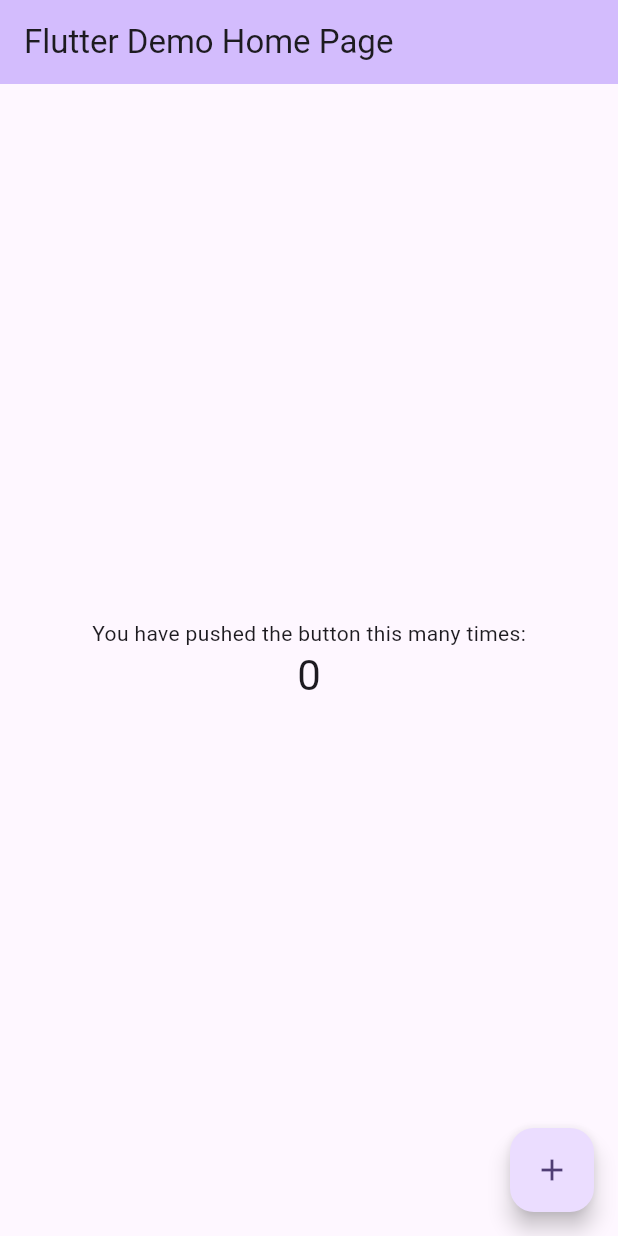
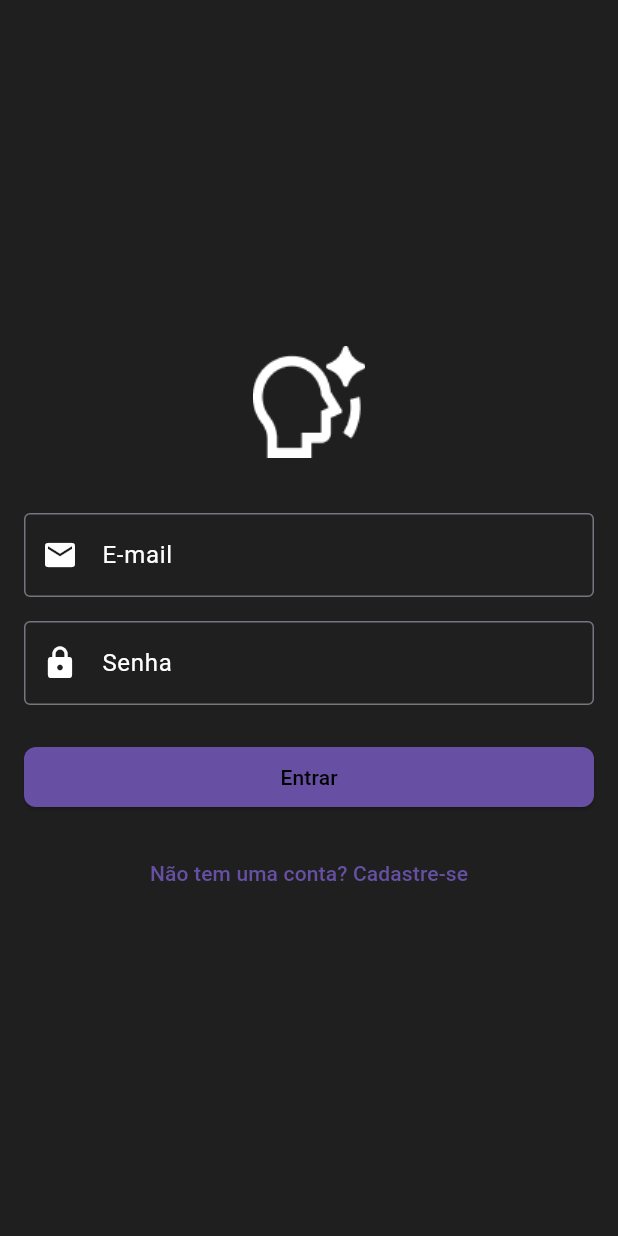
Before and after one commit to eu-micaeu/SpeakUp, a Flutter app: the screen it shows after launch, on a phone screen of 412 x 824 dp. Run offline on Flutter 3.47's test engine with Material 3 defaults, Android fonts, the phone set to English and light mode, and no system bars.

Commit message:
feat: implement authentication screen and controller with login functionality

```diff
--- a/frontend/mobile/lib/main.dart
+++ b/frontend/mobile/lib/main.dart
@@ -1,122 +1,32 @@
 import 'package:flutter/material.dart';
+import './screens/home/home_screen.dart';
+import './screens/auth/auth_screen.dart';
 
-void main() {
+Future<void> main() async {
   runApp(const MyApp());
 }
 
 class MyApp extends StatelessWidget {
   const MyApp({super.key});
 
-  // This widget is the root of your application.
   @override
   Widget build(BuildContext context) {
     return MaterialApp(
-      title: 'Flutter Demo',
+      debugShowCheckedModeBanner: false,
       theme: ThemeData(
-        // This is the theme of your application.
-        //
-        // TRY THIS: Try running your application with "flutter run". You'll see
-        // the application has a purple toolbar. Then, without quitting the app,
-        // try changing the seedColor in the colorScheme below to Colors.green
-        // and then invoke "hot reload" (save your changes or press the "hot
-        // reload" button in a Flutter-supported IDE, or press "r" if you used
-        // the command line to start the app).
-        //
-        // Notice that the counter didn't reset back to zero; the application
-        // state is not lost during the reload. To reset the state, use hot
-        // restart instead.
-        //
-        // This works for code too, not just values: Most code changes can be
-        // tested with just a hot reload.
-        colorScheme: ColorScheme.fromSeed(seedColor: Colors.deepPurple),
+        primarySwatch: Colors.amber,
+        pageTransitionsTheme: const PageTransitionsTheme(
+          builders: {
+            TargetPlatform.android: FadeUpwardsPageTransitionsBuilder(),
+            TargetPlatform.iOS: CupertinoPageTransitionsBuilder(),
+          },
+        ),
+        scaffoldBackgroundColor: const Color.fromRGBO(31, 31, 31, 1),
       ),
-      home: const MyHomePage(title: 'Flutter Demo Home Page'),
+      routes: {
+        '/': (context) => const HomeScreen(),
+        '/auth': (context) => const AuthScreen(),
+      },
     );
   }
 }
-
-class MyHomePage extends StatefulWidget {
-  const MyHomePage({super.key, required this.title});
-
-  // This widget is the home page of your application. It is stateful, meaning
-  // that it has a State object (defined below) that contains fields that affect
-  // how it looks.
-
-  // This class is the configuration for the state. It holds the values (in this
-  // case the title) provided by the parent (in this case the App widget) and
-  // used by the build method of the State. Fields in a Widget subclass are
-  // always marked "final".
-
-  final String title;
-
-  @override
-  State<MyHomePage> createState() => _MyHomePageState();
-}
-
-class _MyHomePageState extends State<MyHomePage> {
-  int _counter = 0;
-
-  void _incrementCounter() {
-    setState(() {
-      // This call to setState tells the Flutter framework that something has
-      // changed in this State, which causes it to rerun the build method below
-      // so that the display can reflect the updated values. If we changed
-      // _counter without calling setState(), then the build method would not be
-      // called again, and so nothing would appear to happen.
-      _counter++;
-    });
-  }
-
-  @override
-  Widget build(BuildContext context) {
-    // This method is rerun every time setState is called, for instance as done
-    // by the _incrementCounter method above.
-    //
-    // The Flutter framework has been optimized to make rerunning build methods
-    // fast, so that you can just rebuild anything that needs updating rather
-    // than having to individually change instances of widgets.
-    return Scaffold(
-      appBar: AppBar(
-        // TRY THIS: Try changing the color here to a specific color (to
-        // Colors.amber, perhaps?) and trigger a hot reload to see the AppBar
-        // change color while the other colors stay the same.
-        backgroundColor: Theme.of(context).colorScheme.inversePrimary,
-        // Here we take the value from the MyHomePage object that was created by
-        // the App.build method, and use it to set our appbar title.
-        title: Text(widget.title),
-      ),
-      body: Center(
-        // Center is a layout widget. It takes a single child and positions it
-        // in the middle of the parent.
-        child: Column(
-          // Column is also a layout widget. It takes a list of children and
-          // arranges them vertically. By default, it sizes itself to fit its
-          // children horizontally, and tries to be as tall as its parent.
-          //
-          // Column has various properties to control how it sizes itself and
-          // how it positions its children. Here we use mainAxisAlignment to
-          // center the children vertically; the main axis here is the vertical
-          // axis because Columns are vertical (the cross axis would be
-          // horizontal).
-          //
-          // TRY THIS: Invoke "debug painting" (choose the "Toggle Debug Paint"
-          // action in the IDE, or press "p" in the console), to see the
-          // wireframe for each widget.
-          mainAxisAlignment: MainAxisAlignment.center,
-          children: <Widget>[
-            const Text('You have pushed the button this many times:'),
-            Text(
-              '$_counter',
-              style: Theme.of(context).textTheme.headlineMedium,
-            ),
-          ],
-        ),
-      ),
-      floatingActionButton: FloatingActionButton(
-        onPressed: _incrementCounter,
-        tooltip: 'Increment',
-        child: const Icon(Icons.add),
-      ), // This trailing comma makes auto-formatting nicer for build methods.
-    );
-  }
-}
--- /dev/null
+++ b/frontend/mobile/lib/screens/auth/auth_screen.dart
@@ -0,0 +1,161 @@
+import 'package:flutter/material.dart';
+import 'auth_controller.dart';
+
+class AuthScreen extends StatefulWidget {
+  const AuthScreen({super.key});
+
+  @override
+  State<AuthScreen> createState() => _AuthScreenState();
+}
+
+class _AuthScreenState extends State<AuthScreen> {
+  final _formKey = GlobalKey<FormState>();
+  final _emailController = TextEditingController();
+  final _passwordController = TextEditingController();
+  bool _isLoading = false;
+  String? _errorMessage;
+
+  Future<void> _submitForm() async {
+    if (!_formKey.currentState!.validate()) return;
+
+    setState(() {
+      _isLoading = true;
+      _errorMessage = null;
+    });
+
+    try {
+      final response = await AuthController.login(
+        _emailController.text,
+        _passwordController.text,
+      );
+
+      if (mounted) {
+        ScaffoldMessenger.of(context).showSnackBar(
+          SnackBar(content: Text('Login bem-sucedido: ${response['message']}')),
+        );
+      }
+    } catch (e) {
+      setState(() {
+        _errorMessage = e.toString();
+      });
+    } finally {
+      if (mounted) {
+        setState(() {
+          _isLoading = false;
+        });
+      }
+    }
+  }
+
+  @override
+  void dispose() {
+    _emailController.dispose();
+    _passwordController.dispose();
+    super.dispose();
+  }
+
+  @override
+  Widget build(BuildContext context) {
+    return Scaffold(
+      body: Padding(
+        padding: const EdgeInsets.all(16.0),
+        child: Form(
+          key: _formKey,
+          child: Column(
+            mainAxisAlignment: MainAxisAlignment.center,
+            children: [
+              Image.asset('assets/logo.png', height: 100),
+              const SizedBox(height: 24),
+              TextFormField(
+                controller: _emailController,
+                style: const TextStyle(color: Colors.white),
+                decoration: const InputDecoration(
+                  labelText: 'E-mail',
+                  labelStyle: TextStyle(color: Colors.white),
+                  prefixIcon: Icon(Icons.email, color: Colors.white),
+                  border: OutlineInputBorder(),
+                ),
+                keyboardType: TextInputType.emailAddress,
+                validator: (value) {
+                  if (value == null || value.isEmpty) {
+                    return 'Por favor, insira seu e-mail';
+                  }
+                  if (!value.contains('@')) {
+                    return 'E-mail inválido';
+                  }
+                  return null;
+                },
+              ),
+              const SizedBox(height: 16),
+              TextFormField(
+                controller: _passwordController,
+                style: const TextStyle(color: Colors.white),
+                decoration: const InputDecoration(
+                  labelText: 'Senha',
+                  labelStyle: TextStyle(color: Colors.white),
+                  prefixIcon: Icon(Icons.lock, color: Colors.white),
+                  border: OutlineInputBorder(),
+                ),
+                obscureText: true,
+                validator: (value) {
+                  if (value == null || value.isEmpty) {
+                    return 'Por favor, insira sua senha';
+                  }
+                  if (value.length < 6) {
+                    return 'Senha deve ter pelo menos 6 caracteres';
+                  }
+                  return null;
+                },
+              ),
+              const SizedBox(height: 24),
+              if (_errorMessage != null)
+                Padding(
+                  padding: const EdgeInsets.only(bottom: 16),
+                  child: Text(
+                    _errorMessage!,
+                    style: TextStyle(
+                      color: Theme.of(context).colorScheme.error,
+                    ),
+                  ),
+                ),
+              SizedBox(
+                width: double.infinity,
+                child: ElevatedButton(
+                  style: ButtonStyle(
+                    backgroundColor: WidgetStateProperty.all<Color>(
+                      Theme.of(context).colorScheme.primary,
+                    ),
+                    foregroundColor: WidgetStateProperty.all<Color>(
+                      Colors.black,
+                    ),
+                    shape: WidgetStateProperty.all<RoundedRectangleBorder>(
+                      RoundedRectangleBorder(
+                        borderRadius: BorderRadius.circular(8),
+                      ),
+                    ),
+                  ),
+                  onPressed: _isLoading ? null : _submitForm,
+                  child:
+                      _isLoading
+                          ? const CircularProgressIndicator()
+                          : const Text(
+                            'Entrar',
+                            style: TextStyle(color: Colors.black),
+                          ),
+                ),
+              ),
+              const SizedBox(height: 16),
+              TextButton(
+                onPressed: () {
+                  // Navegar para tela de cadastro se necessário
+                  // Navigator.push(context, MaterialPageRoute(builder: (context) => RegisterScreen()));
+                },
+                child: const Text('Não tem uma conta? Cadastre-se'),
+              ),
+            ],
+          ),
+        ),
+      ),
+    );
+  }
+}
--- a/frontend/mobile/pubspec.yaml
+++ b/frontend/mobile/pubspec.yaml
@@ -34,6 +34,7 @@ dependencies:
   # The following adds the Cupertino Icons font to your application.
   # Use with the CupertinoIcons class for iOS style icons.
   cupertino_icons: ^1.0.8
+  http: ^1.3.0
 
 dev_dependencies:
   flutter_test:
@@ -58,9 +59,8 @@ flutter:
   uses-material-design: true
 
   # To add assets to your application, add an assets section, like this:
-  # assets:
-  #   - images/a_dot_burr.jpeg
-  #   - images/a_dot_ham.jpeg
+  assets:
+    - assets/logo.png
 
   # An image asset can refer to one or more resolution-specific "variants", see
   # https://flutter.dev/to/resolution-aware-images
```
Also changed, not shown: frontend/mobile/lib/screens/auth/auth_controller.dart (added, +33 -0 lines), frontend/mobile/lib/screens/home/home_screen.dart (added, +43 -0 lines), frontend/mobile/assets/logo.png (added), frontend/mobile/pubspec.lock.
